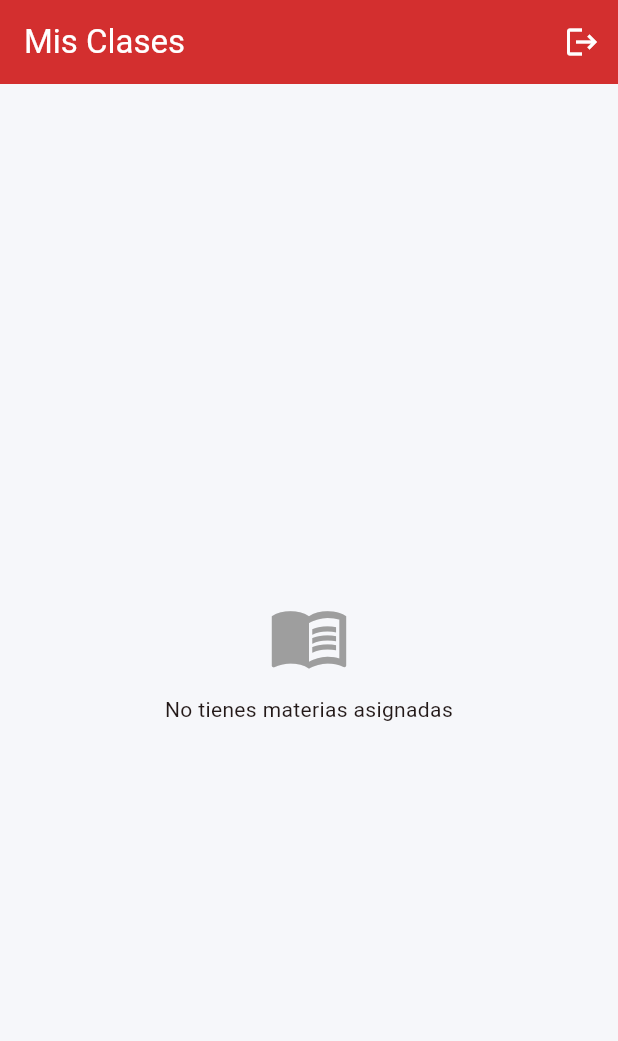
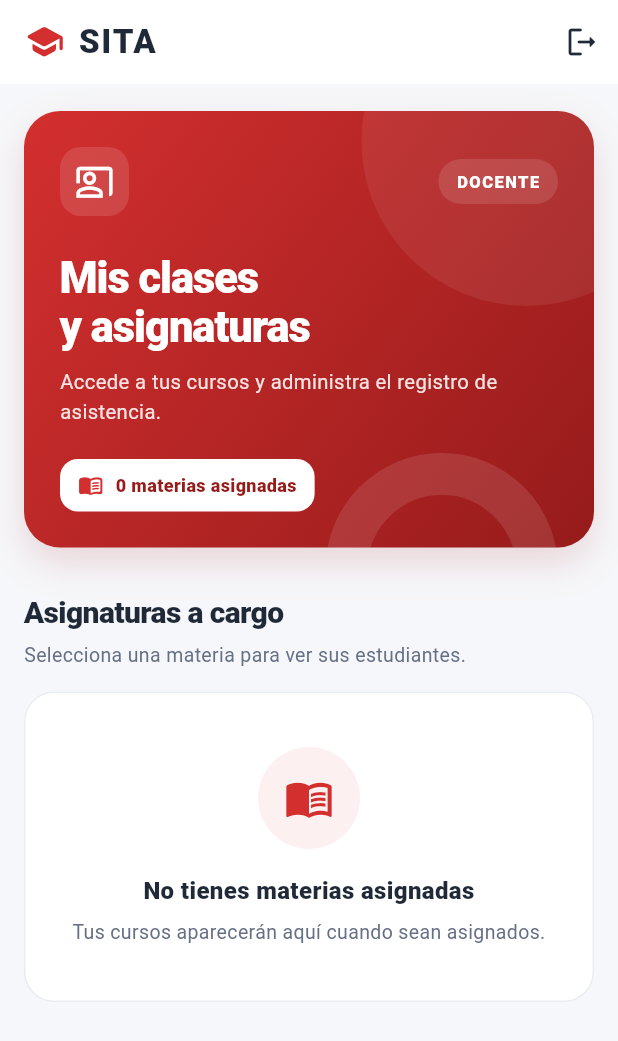
Before and after one commit to quisbertfabio6/app-proyecto-de-grado, a Flutter app: the DocenteHomeScreen screen opened directly, on a phone screen of 412 x 824 dp. Shown: the top 1041 px of the screen. Run offline on Flutter 3.47's test engine with Material 3 defaults, Android fonts, the phone set to English and light mode, and no system bars; our stand-ins replace audioplayers, connectivity_plus, file_picker, flutter_image_compress, image_picker, shared_preferences and 1 more; missing offline and left inert: mobile_scanner; accounts and stored records are empty; network calls fail.

Commit message:
Fase 5: rediseño del panel docente sin alterar sincronización ni navegación

```diff
--- a/lib/screens/docente/docente_home_screen.dart
+++ b/lib/screens/docente/docente_home_screen.dart
@@ -6,6 +6,7 @@ import '../../utils/database_helper.dart';
 import '../login_screen.dart';
 import 'detalle_curso_screen.dart';
 import '../../utils/sound_manager.dart';
+import '../../widgets/sita_dashboard_ui.dart';
 
 class DocenteHomeScreen extends StatefulWidget {
   const DocenteHomeScreen({super.key});
@@ -130,74 +131,108 @@ class _DocenteHomeScreenState extends State<DocenteHomeScreen> {
   Widget build(BuildContext context) {
     return Scaffold(
       appBar: AppBar(
-        title: const Text('Mis Clases'),
-        backgroundColor: const Color(0xFFD32F2F),
-        foregroundColor: Colors.white,
+        backgroundColor: Colors.white,
+        foregroundColor: sitaInk,
+        title: const Row(
+          mainAxisSize: MainAxisSize.min,
+          children: [
+            Icon(Icons.school_rounded, color: sitaRed, size: 27),
+            SizedBox(width: 9),
+            Text(
+              'SITA',
+              style: TextStyle(
+                fontWeight: FontWeight.w900,
+                letterSpacing: 1.2,
+                color: sitaInk,
+              ),
+            ),
+          ],
+        ),
         actions: [
           IconButton(
             tooltip: 'Cerrar sesión',
-            icon: const Icon(Icons.logout),
+            icon: const Icon(Icons.logout_rounded),
             onPressed: _logout,
           ),
         ],
       ),
-
       floatingActionButton: _pendientesOffline > 0
           ? FloatingActionButton.extended(
               onPressed: _isLoading
                   ? null
                   : () => _sincronizar(enSegundoPlano: false),
-              backgroundColor: Colors.orange,
-              icon: const Icon(Icons.cloud_upload),
+              backgroundColor: const Color(0xFFF4A340),
+              foregroundColor: sitaInk,
+              icon: const Icon(Icons.cloud_upload_outlined),
               label: Text('Sincronizar ($_pendientesOffline)'),
             )
           : null,
-
       body: _isLoading
           ? const Center(child: CircularProgressIndicator())
-          : _materias.isEmpty
-          ? const Center(
-              child: Padding(
-                padding: EdgeInsets.all(24),
-                child: Column(
-                  mainAxisSize: MainAxisSize.min,
+          : ListView(
+              padding: const EdgeInsets.fromLTRB(16, 18, 16, 90),
               children: [
-                    Icon(Icons.menu_book_outlined, size: 54, color: Colors.grey),
-                    SizedBox(height: 12),
-                    Text('No tienes materias asignadas', textAlign: TextAlign.center),
+                SitaHeroBanner(
+                  section: 'DOCENTE',
+                  title: 'Mis clases\ny asignaturas',
+                  description:
+                      'Accede a tus cursos y administra el registro de asistencia.',
+                  counterLabel: '${_materias.length} materias asignadas',
+                  icon: Icons.co_present_outlined,
+                ),
+                if (_pendientesOffline > 0) ...[
+                  const SizedBox(height: 16),
+                  Container(
+                    padding: const EdgeInsets.all(15),
+                    decoration: BoxDecoration(
+                      color: const Color(0xFFFFF5E7),
+                      borderRadius: BorderRadius.circular(16),
+                      border: Border.all(color: const Color(0xFFF9D9A7)),
+                    ),
+                    child: Row(
+                      children: [
+                        const Icon(
+                          Icons.cloud_upload_outlined,
+                          color: Color(0xFFB66B0A),
+                        ),
+                        const SizedBox(width: 12),
+                        Expanded(
+                          child: Text(
+                            'Tienes $_pendientesOffline registros pendientes de sincronizar.',
+                            style: const TextStyle(
+                              color: Color(0xFF8A530F),
+                              fontSize: 12.5,
+                              fontWeight: FontWeight.w700,
+                            ),
+                          ),
+                        ),
                       ],
                     ),
                   ),
-            )
-          : ListView.builder(
-              padding: const EdgeInsets.all(16),
-              itemCount: _materias.length,
-              itemBuilder: (context, index) {
-                final materia = _materias[index];
+                ],
+                const SizedBox(height: 29),
+                const SitaSectionTitle(
+                  title: 'Asignaturas a cargo',
+                  subtitle: 'Selecciona una materia para ver sus estudiantes.',
+                ),
+                const SizedBox(height: 15),
+                if (_materias.isEmpty)
+                  const SitaEmptyPanel(
+                    icon: Icons.menu_book_outlined,
+                    title: 'No tienes materias asignadas',
+                    description:
+                        'Tus cursos aparecerán aquí cuando sean asignados.',
+                  ),
+                ..._materias.map((materia) {
                   final curso = materia['curso'];
 
-                return Card(
-                  elevation: 1,
-                  margin: const EdgeInsets.only(bottom: 12),
-                  child: ListTile(
-                    contentPadding: const EdgeInsets.all(16),
-                    leading: const CircleAvatar(
-                      backgroundColor: const Color(0xFFD32F2F),
-                      child: Icon(Icons.book, color: Colors.white),
-                    ),
-                    title: Text(
-                      materia['nombre'],
-                      style: const TextStyle(
-                        fontWeight: FontWeight.bold,
-                        fontSize: 18,
-                      ),
-                    ),
-                    subtitle: Text("${curso['nombre']} (${curso['gestion']})"),
-                    trailing: const Icon(
-                      Icons.arrow_forward_ios,
-                      color: Colors.grey,
-                      size: 20,
-                    ),
+                  return Padding(
+                    padding: const EdgeInsets.only(bottom: 13),
+                    child: Material(
+                      color: Colors.white,
+                      borderRadius: BorderRadius.circular(20),
+                      child: InkWell(
+                        borderRadius: BorderRadius.circular(20),
                         onTap: () async {
                           await Navigator.push(
                             context,
@@ -210,10 +245,8 @@ class _DocenteHomeScreenState extends State<DocenteHomeScreen> {
                               ),
                             ),
                           );
-                      // Al volver de escanear, verificamos si se guardó algo offline para mostrar el botón
+                          // Se mantiene la revisión de registros sin conexión.
                           _verificarOffline();
-
-                      // Intentamos forzar una revisión de red por si el internet volvió justo al salir de la cámara
                           if (_pendientesOffline > 0) {
                             final connectivityResult = await Connectivity()
                                 .checkConnectivity();
@@ -224,9 +257,76 @@ class _DocenteHomeScreenState extends State<DocenteHomeScreen> {
                             }
                           }
                         },
+                        child: Ink(
+                          padding: const EdgeInsets.all(17),
+                          decoration: BoxDecoration(
+                            borderRadius: BorderRadius.circular(20),
+                            border: Border.all(
+                              color: const Color(0xFFE8ECF2),
+                            ),
+                          ),
+                          child: Row(
+                            children: [
+                              Container(
+                                width: 56,
+                                height: 56,
+                                decoration: BoxDecoration(
+                                  color: sitaRed.withAlpha(19),
+                                  borderRadius: BorderRadius.circular(17),
+                                ),
+                                child: const Icon(
+                                  Icons.auto_stories_outlined,
+                                  color: sitaRed,
+                                  size: 29,
+                                ),
+                              ),
+                              const SizedBox(width: 14),
+                              Expanded(
+                                child: Column(
+                                  crossAxisAlignment: CrossAxisAlignment.start,
+                                  children: [
+                                    Text(
+                                      materia['nombre'],
+                                      maxLines: 2,
+                                      overflow: TextOverflow.ellipsis,
+                                      style: const TextStyle(
+                                        color: sitaInk,
+                                        fontWeight: FontWeight.w800,
+                                        fontSize: 16,
+                                      ),
+                                    ),
+                                    const SizedBox(height: 7),
+                                    Text(
+                                      "${curso['nombre']} · Gestión ${curso['gestion']}",
+                                      style: const TextStyle(
+                                        color: sitaMuted,
+                                        fontSize: 12.5,
+                                      ),
+                                    ),
+                                  ],
+                                ),
+                              ),
+                              const SizedBox(width: 8),
+                              Container(
+                                width: 30,
+                                height: 30,
+                                decoration: BoxDecoration(
+                                  color: const Color(0xFFF7F0F0),
+                                  borderRadius: BorderRadius.circular(10),
+                                ),
+                                child: const Icon(
+                                  Icons.chevron_right_rounded,
+                                  color: sitaRed,
+                                ),
+                              ),
+                            ],
+                          ),
+                        ),
+                      ),
                     ),
                   );
-              },
+                }),
+              ],
             ),
     );
   }
```
Lines whose indentation alone changed are shown as unchanged.
